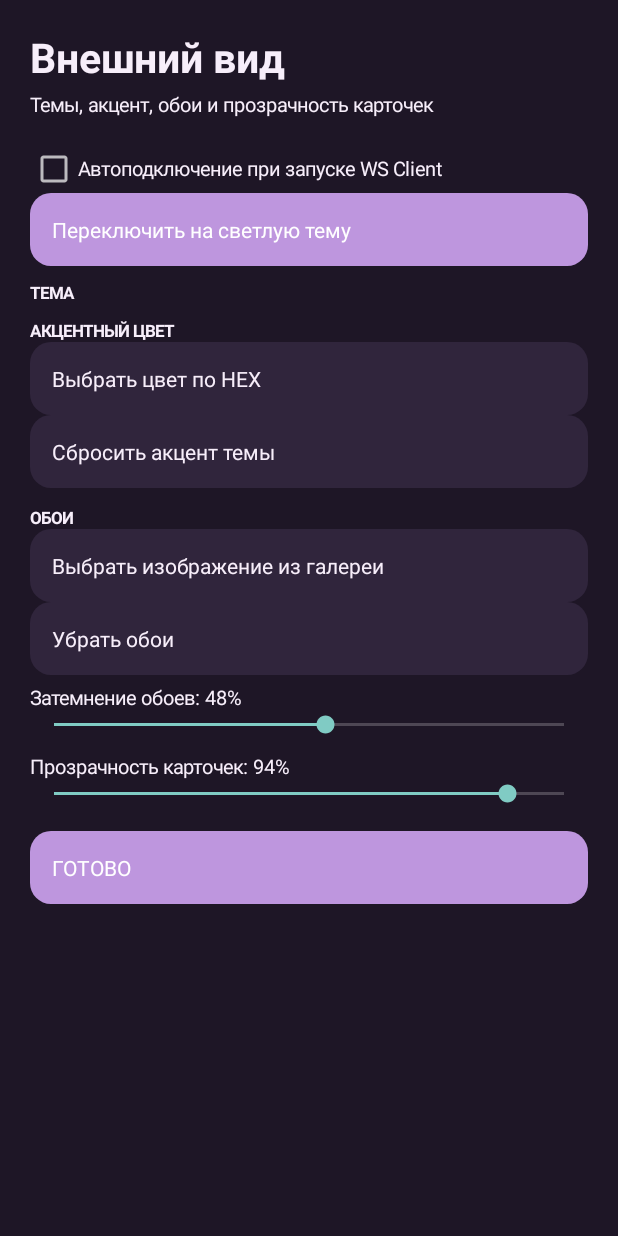
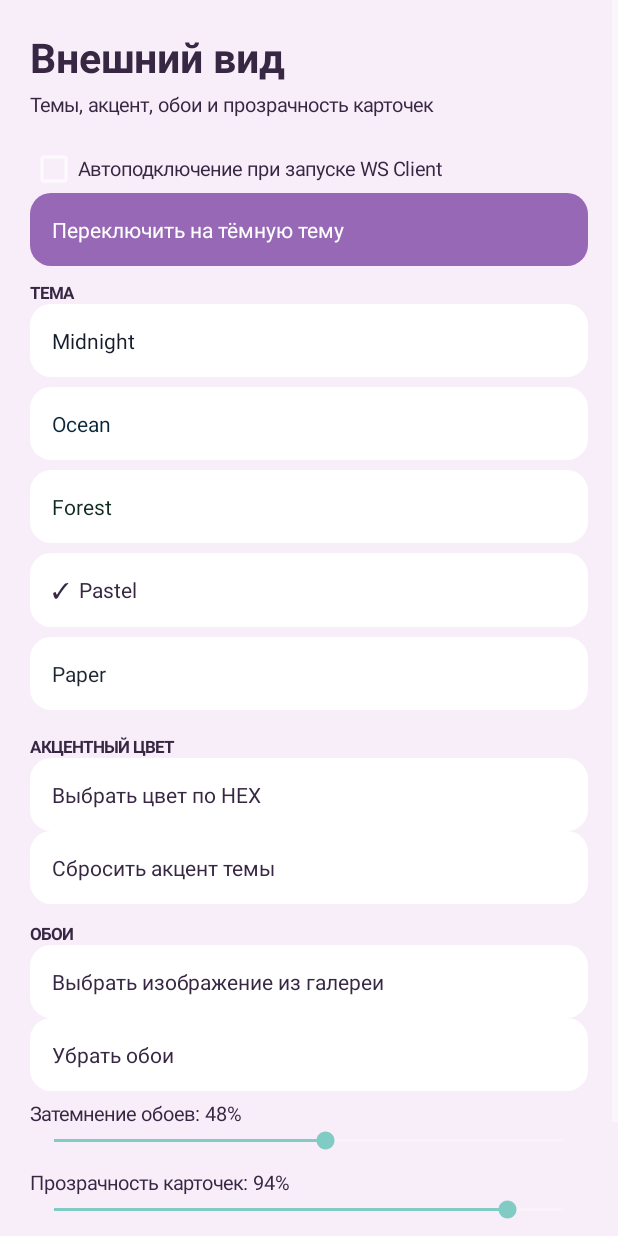
Before and after one commit to WSJuJuBA01/WS-Client, an Android app: the AppearanceActivity screen opened directly, with no data from a screen before it, after a tap on "Переключить на светлую тему", on a phone screen of 412 x 824 dp. Run offline under Robolectric (Android 15) with nearby library versions, the phone set to English and light mode, and no system bars.

Commit message:
Refactor theme switching and preset handling

```diff
--- a/app/src/main/java/com/wsclient/AppearanceActivity.kt
+++ b/app/src/main/java/com/wsclient/AppearanceActivity.kt
@@ -46,18 +46,15 @@ class AppearanceActivity : Activity() {
                 Customization.accent(this),
                 Color.WHITE
             ) {
-                Customization.setPreset(
-                    this,
-                    if (palette.isLight) "midnight" else "pastel"
-                )
+                Customization.toggleDark(this)
                 buildUi()
             }
         )
         root.addView(space(10))
         root.addView(label("ТЕМА", 11, true))
-        Customization.presets.forEach { preset ->
-            root.addView(action("${if (palette.id == preset.id) "✓  " else ""}${preset.title}", preset.surface, preset.foreground) {
-                Customization.setPreset(this, preset.id)
+        Customization.presets(this).forEach { preset ->
+            root.addView(action("${if (palette.family == preset.family) "✓  " else ""}${preset.title}", preset.surface, preset.foreground) {
+                Customization.setPreset(this, preset.family)
                 buildUi()
             })
             root.addView(space(7))
```
